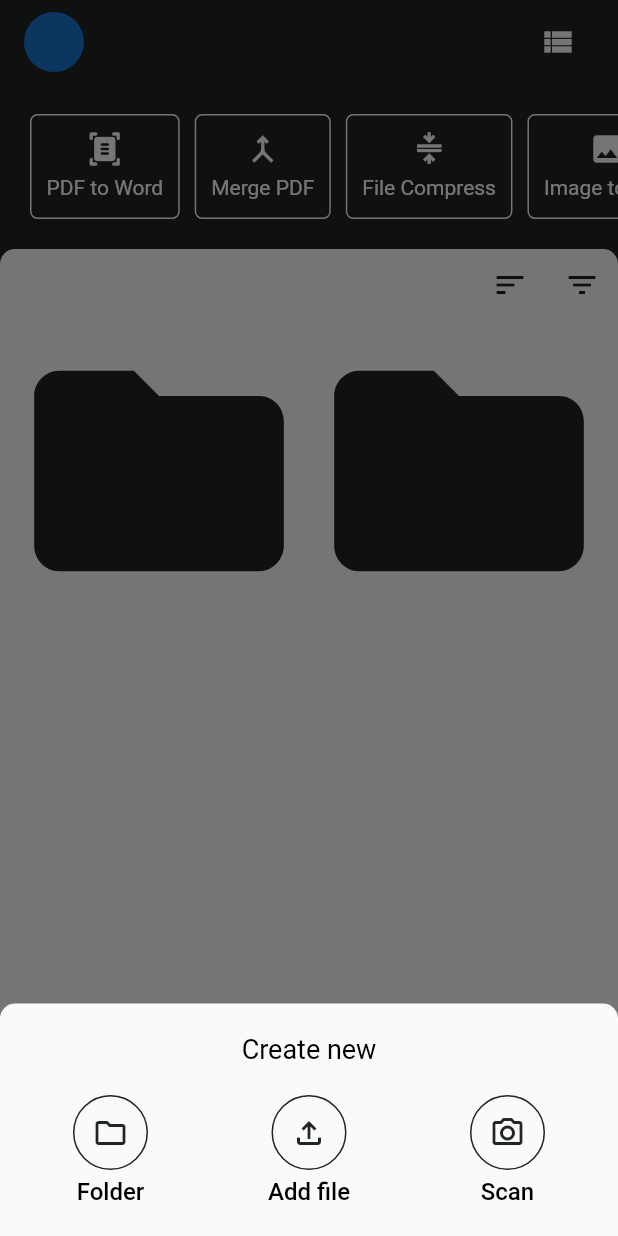
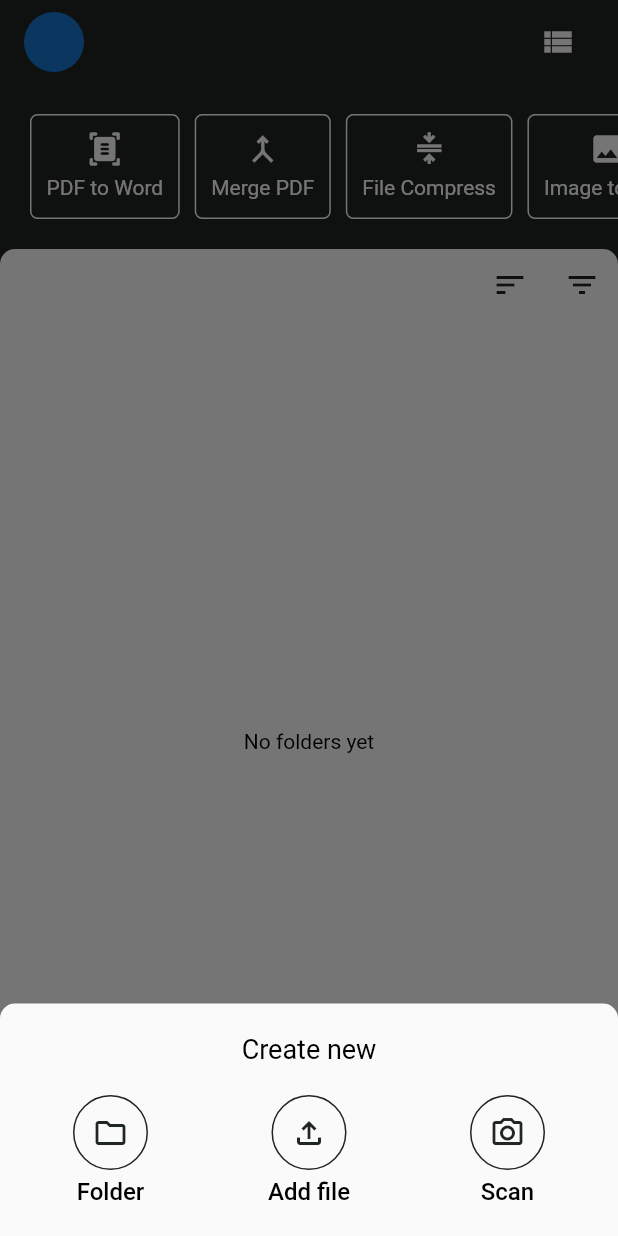
Before and after one commit to abhishekthakur0/document_companion, a Flutter app: the screen it shows after launch, after a tap on "Create", on a phone screen of 412 x 824 dp. Run offline on Flutter 3.47's test engine with Material 2 defaults, Android fonts, the phone set to English and light mode, and no system bars; our stand-ins replace bloc, camera, equatable, flutter_bloc, sqflite; accounts and stored records are empty; Roboto replaces fonts that are missing (Montserrat).

Commit message:
Folder creation in progress

```diff
--- a/lib/local_database/handler/current_images_database_handler.dart
+++ b/lib/local_database/handler/current_images_database_handler.dart
@@ -6,7 +6,7 @@ class CurrentImageDatabaseHandler {
   static const _tableName = 'CurrentImages';
   void insertImage(CurrentImage currentImage) async {
     final _database = await localDatabaseHandler.db;
-    _database.insert(
+    _database?.insert(
       _tableName,
       currentImage.toMap(),
     );
--- a/lib/local_database/handler/local_database_handler.dart
+++ b/lib/local_database/handler/local_database_handler.dart
@@ -5,9 +5,9 @@ import 'package:path_provider/path_provider.dart';
 import 'package:sqflite/sqflite.dart';
 
 class LocalDatabaseHandler {
-  static late Database _db;
+  static Database? _db;
 
-  Future<Database> get db async {
+  Future<Database?> get db async {
     if (_db != null) return _db;
     _db = await initDb();
     return _db;
--- /dev/null
+++ b/lib/modules/home/bloc/folder_bloc.dart
@@ -0,0 +1,43 @@
+import 'dart:async';
+
+import 'package:document_companion/local_database/handler/folder_table_handler.dart';
+import 'package:document_companion/local_database/models/folder_model.dart';
+import 'package:uuid/uuid.dart';
+
+import '../models/folder_view_model.dart';
+
+class FolderBloc {
+  final uuid = Uuid();
+  StreamController<List<FolderViewModel>> folderListController =
+      StreamController();
+  Stream<List<FolderViewModel>> get folderList => folderListController.stream;
+
+  Future<void> createFolder(String folderName) async {
+    final tableData = FolderModel(
+      id: uuid.v4(),
+      folder_name: folderName,
+      created_on: DateTime.now().millisecondsSinceEpoch.toString(),
+      modified_on: DateTime.now().millisecondsSinceEpoch.toString(),
+    );
+    await folderTableHandler.insertFolder(tableData);
+    folderBloc.fetchFolders();
+  }
+
+  Future<void> fetchFolders() async {
+    List<FolderModel> foldersData = await folderTableHandler.getFolders();
+    List<FolderViewModel> folderViewData = [];
+    foldersData.forEach(
+      (folder) => folderViewData.add(
+        FolderViewModel(
+          id: folder.id,
+          created_on: folder.created_on,
+          folder_name: folder.folder_name,
+          modified_on: folder.modified_on,
+        ),
+      ),
+    );
+    folderListController.add(folderViewData);
+  }
+}
+
+final folderBloc = FolderBloc();
--- a/lib/local_database/models/table_model.dart
+++ b/lib/modules/home/models/folder_view_model.dart
@@ -1,5 +1,5 @@
-class TableModel {
-  TableModel({
+class FolderViewModel {
+  FolderViewModel({
     required this.id,
     required this.folder_name,
     required this.created_on,
@@ -9,5 +9,4 @@ class TableModel {
   String folder_name;
   String created_on;
   String modified_on;
-  toMap() {}
 }
--- a/lib/modules/home/view/homepage.dart
+++ b/lib/modules/home/view/homepage.dart
@@ -1,4 +1,6 @@
 import 'package:document_companion/config/custom_colors.dart';
+import 'package:document_companion/modules/home/bloc/folder_bloc.dart';
+import 'package:document_companion/modules/home/models/folder_view_model.dart';
 import 'package:document_companion/modules/home/view/create_bottom_modal_sheet.dart';
 import 'package:document_companion/utils/constants/constants.dart';
 import 'package:flutter/material.dart';
@@ -10,6 +12,12 @@ class Homepage extends StatefulWidget {
 }
 
 class _HomepageState extends State<Homepage> {
+  @override
+  void initState() {
+    folderBloc.fetchFolders();
+    super.initState();
+  }
+
   @override
   Widget build(BuildContext context) {
     return Scaffold(
@@ -118,19 +126,57 @@ class _HomepageState extends State<Homepage> {
                     ],
                   ),
                   Expanded(
+                    child: StreamBuilder<List<FolderViewModel>>(
+                      stream: folderBloc.folderList,
+                      builder: (context,
+                          AsyncSnapshot<List<FolderViewModel>> snapshot) {
+                        if (snapshot.hasData) {
+                          final folders = snapshot.data;
+                          if (folders?.isEmpty ?? true) {
+                            return const Center(
+                              child: Text('No folders yet'),
+                            );
+                          }
+                          return SingleChildScrollView(
+                            physics: BouncingScrollPhysics(),
                             child: Wrap(
+                              children: List.generate(
+                                folders?.length ?? 0,
+                                (index) => Column(
+                                  mainAxisSize: MainAxisSize.min,
+                                  crossAxisAlignment: CrossAxisAlignment.start,
                                   children: [
                                     Icon(
                                       Icons.folder,
-                          size: 200,
+                                      size: 180,
                                     ),
-                        Icon(
-                          Icons.folder,
-                          size: 200,
+                                    Padding(
+                                      padding: const EdgeInsets.symmetric(
+                                          horizontal: 10.0),
+                                      child: Text(
+                                        folders?.elementAt(index).folder_name ??
+                                            '',
+                                        style: TextStyle(
+                                          fontSize: 14,
+                                          fontWeight: FontWeight.normal,
                                         ),
+                                      ),
+                                    )
                                   ],
                                 ),
-                  )
+                              ),
+                            ),
+                          );
+                        }
+                        return const Center(
+                          child: CircularProgressIndicator(),
+                        );
+                      },
+                    ),
+                  ),
+                  SizedBox(
+                    height: 50,
+                  ),
                 ],
               ),
             ),
--- a/pubspec.yaml
+++ b/pubspec.yaml
@@ -36,6 +36,7 @@ dependencies:
   flutter_bloc: ^8.0.1
   equatable: ^2.0.3
   sqflite: ^2.0.2+1
+  uuid: ^3.0.6
 
 
   # The following adds the Cupertino Icons font to your application.
```
Also changed, not shown: lib/local_database/handler/folder_table_handler.dart (+21 -3 lines), lib/local_database/models/folder_model.dart (added, +20 -0 lines), lib/modules/home/view/create_bottom_modal_sheet.dart (+18 -0 lines), lib/modules/home/view/create_folder_bottom_modal_sheet.dart (added, +75 -0 lines), lib/modules/scanner/ui/pages/take_photo_document_page.dart (+17 -0 lines), pubspec.lock, 1 other file. Lines whose indentation alone changed are shown as unchanged.
